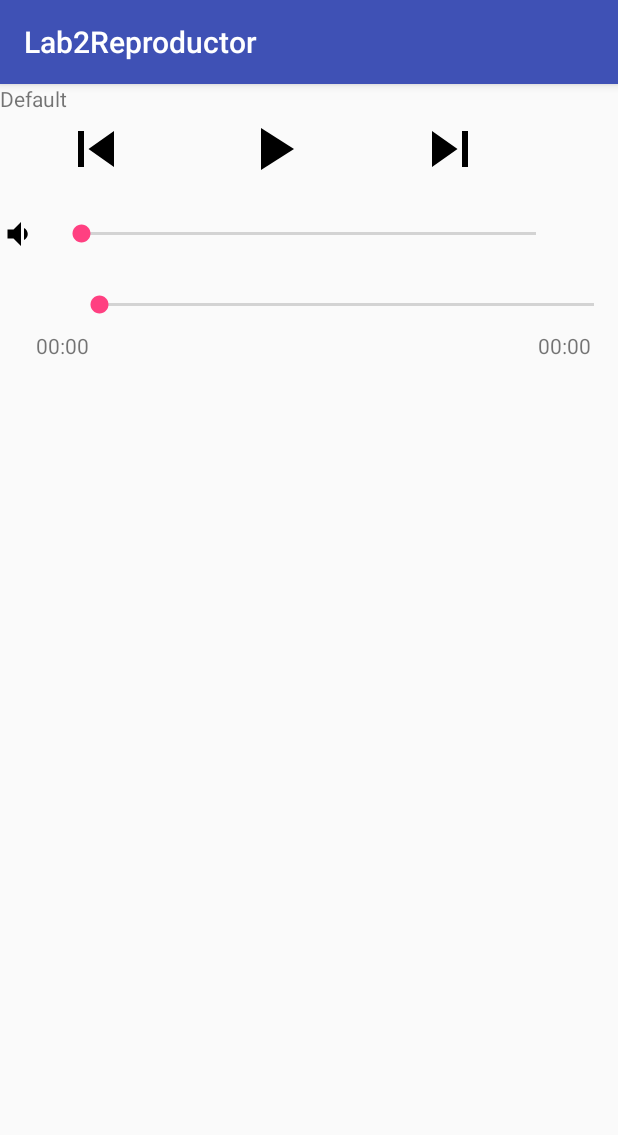
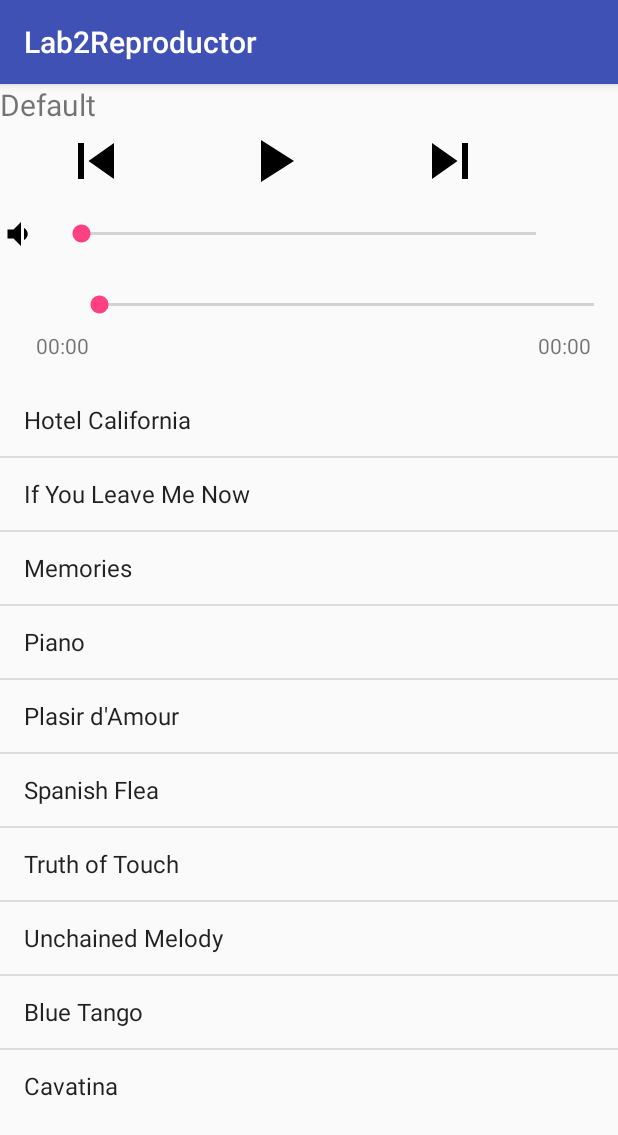
Before and after one commit to josuecm13/Lab2Reproductor, an Android app: the screen it shows after launch (MainActivity), on a phone screen of 412 x 824 dp. Shown: the top 1135 px of the screen. Run offline under Robolectric (Android 15) with nearby library versions, the phone set to English and light mode, and no system bars.

Commit message:
reproductor funcional

```diff
--- a/app/src/main/java/labs/desarrollo/com/lab2reproductor/MainActivity.java
+++ b/app/src/main/java/labs/desarrollo/com/lab2reproductor/MainActivity.java
@@ -1,36 +1,103 @@
 package labs.desarrollo.com.lab2reproductor;
 
+import android.annotation.SuppressLint;
+import android.content.Context;
+import android.media.AudioManager;
+import android.media.MediaPlayer;
 import android.support.v7.app.AppCompatActivity;
 import android.os.Bundle;
 import android.view.View;
+import android.widget.AdapterView;
+import android.widget.ArrayAdapter;
+import android.widget.ImageView;
+import android.widget.ListView;
 import android.widget.SeekBar;
+import android.widget.TextView;
 
-//TODO: implementar metodos
-//TODO: AudioManager, MediaManager, Runnables, SetOnSeekBarChange
-//TODO: ArrayAdapter, onItemClicked
+import java.util.Timer;
+import java.util.TimerTask;
 
 public class MainActivity extends AppCompatActivity {
 
     SeekBar volumeSeekBar;
     SeekBar progressSeekBar;
-    String songName;
-    String progress;
-    String progressLeft;
+    int songDuration;
+    int prgrss;
+    boolean isPlaying;
+    ListView listView;
+    TextView progressTextView;
+    TextView progressLeftTextView;
+    MediaPlayer mediaPlayer;
+    AudioManager audioManager;
+    int currentSong;
+
+    final String[] songNames = {"Hotel California",
+            "If You Leave Me Now",
+            "Memories",
+            "Piano",
+            "Plasir d'Amour",
+            "Spanish Flea",
+            "Truth of Touch",
+            "Unchained Melody",
+            "Blue Tango",
+            "Cavatina"};
+
+    final int[] songIds = {R.raw.m1,
+            R.raw.m2,
+            R.raw.m3,
+            R.raw.m4,
+            R.raw.m5,
+            R.raw.m6,
+            R.raw.m7,
+            R.raw.m8,
+            R.raw.m9,
+            R.raw.m10};
 
     @Override
     protected void onCreate(Bundle savedInstanceState) {
         super.onCreate(savedInstanceState);
         setContentView(R.layout.activity_main);
 
+        currentSong = 0;
+        mediaPlayer = MediaPlayer.create(this, songIds[currentSong]);
+        isPlaying = false;
+
+        progressTextView = findViewById(R.id.text_view_progress);
+        progressLeftTextView = findViewById(R.id.text_view_progress_left);
+
+
+        //Listview
+        listView = findViewById(R.id.list_view_songs);
+        ArrayAdapter<String> adapter = new ArrayAdapter<String>(this, android.R.layout.simple_list_item_1, songNames);
+        listView.setAdapter(adapter);
+        listView.setOnItemClickListener(new AdapterView.OnItemClickListener() {
+            @Override
+            public void onItemClick(AdapterView<?> parent, View view, int position, long id) {
+                currentSong = position;
+                isPlaying = false;
+                mediaPlayer.reset();
+                mediaPlayer = MediaPlayer.create(getApplicationContext(), songIds[currentSong]);
+                setSongInfo(songNames[position]);
+                songDuration = mediaPlayer.getDuration();
+                prgrss = mediaPlayer.getCurrentPosition();
+                progressSeekBar.setMax(songDuration);
+                progressSeekBar.setProgress(prgrss);
+                playSong(view);
+            }
+        });
+
+        //Volume
         volumeSeekBar = findViewById(R.id.seek_bar_volume);
-        progressSeekBar = findViewById(R.id.seek_bar_progress);
+        audioManager = (AudioManager)getSystemService(Context.AUDIO_SERVICE);
+        int maxVolume = audioManager.getStreamMaxVolume(AudioManager.STREAM_MUSIC);
+        int currentVolume = audioManager.getStreamVolume(AudioManager.STREAM_MUSIC);
+        volumeSeekBar.setMax(maxVolume);
+        volumeSeekBar.setProgress(currentVolume);
 
         volumeSeekBar.setOnSeekBarChangeListener(new SeekBar.OnSeekBarChangeListener() {
             @Override
             public void onProgressChanged(SeekBar seekBar, int progress, boolean fromUser) {
-                if(fromUser){
-
-                }
+                audioManager.setStreamVolume(AudioManager.STREAM_MUSIC, progress, 0);
             }
 
             @Override
@@ -44,17 +111,108 @@ public class MainActivity extends AppCompatActivity {
             }
         });
 
+
+        //Progress
+        progressSeekBar = findViewById(R.id.seek_bar_progress);
+        songDuration = mediaPlayer.getDuration();
+        prgrss = mediaPlayer.getCurrentPosition();
+
+        progressSeekBar.setMax(songDuration);
+        progressSeekBar.setProgress(prgrss);
+
+        progressSeekBar.setOnSeekBarChangeListener(new SeekBar.OnSeekBarChangeListener() {
+            @SuppressLint("DefaultLocale")
+            @Override
+            public void onProgressChanged(SeekBar seekBar, int progress, boolean fromUser) {
+                if(fromUser){
+                    mediaPlayer.seekTo(progress);
+                }
+                int minutes = (progress/1000)/60;
+                int seconds = (progress/1000)%60;
+
+                int minutesLeft = ((songDuration - progress)/1000)/60;
+                int secondsLeft = ((songDuration - progress)/1000)%60;
+
+                progressTextView.setText(String.format("%02d", minutes) + ":" + String.format("%02d", seconds));
+                progressLeftTextView.setText(String.format("%02d", minutesLeft) + ":" + String.format("%02d", secondsLeft));
+
+
+            }
+
+
+
+            @Override
+            public void onStartTrackingTouch(SeekBar seekBar) {
+
+            }
+
+            @Override
+            public void onStopTrackingTouch(SeekBar seekBar) {
+
+            }
+        });
+
+        new Timer().scheduleAtFixedRate(new TimerTask() {
+            @Override
+            public void run() {
+                progressSeekBar.setProgress(mediaPlayer.getCurrentPosition());
+            }}, 0, 1000
+        );
+
     }
 
     public void previous_song(View view) {
-        //
+        if (currentSong == 0)
+            currentSong = 9;
+        else
+            currentSong = (--currentSong)%songIds.length;
+        isPlaying = false;
+        setSongInfo(songNames[currentSong]);
+        mediaPlayer.reset();
+        mediaPlayer = MediaPlayer.create(getApplicationContext(), songIds[currentSong]);
+        songDuration = mediaPlayer.getDuration();
+        prgrss = mediaPlayer.getCurrentPosition();
+        progressSeekBar.setMax(songDuration);
+        progressSeekBar.setProgress(prgrss);
+        playSong(view);
     }
 
     public void playSong(View view) {
         //
+        if(isPlaying){
+            ((ImageView) findViewById(R.id.button_play_song)).setImageResource(R.drawable.ic_play_arrow_black_24dp);
+            //pausa
+            mediaPlayer.pause();
+        }else{
+            ((ImageView) findViewById(R.id.button_play_song)).setImageResource(R.drawable.ic_pause_black_24dp);
+            //play
+            mediaPlayer.start();
+        }
+        isPlaying = !isPlaying;
     }
 
     public void nextSong(View view) {
-        //
+        currentSong = (++currentSong)%songIds.length;
+        isPlaying = false;
+        setSongInfo(songNames[currentSong]);
+        mediaPlayer.reset();
+        mediaPlayer = MediaPlayer.create(getApplicationContext(), songIds[currentSong]);
+        songDuration = mediaPlayer.getDuration();
+        prgrss = mediaPlayer.getCurrentPosition();
+        progressSeekBar.setMax(songDuration);
+        progressSeekBar.setProgress(prgrss);
+        playSong(view);
     }
+
+
+    public void setSongInfo(String songName){
+        ((TextView) findViewById(R.id.text_view_song_name)).setText(songName);
+    }
+
+    @Override
+    public void onDestroy() {
+        super.onDestroy();
+        mediaPlayer.release();
+    }
+
 }
--- /dev/null
+++ b/app/src/main/res/drawable/ic_pause_black_24dp.xml
@@ -0,0 +1,9 @@
+<vector xmlns:android="http://schemas.android.com/apk/res/android"
+        android:width="24dp"
+        android:height="24dp"
+        android:viewportWidth="24.0"
+        android:viewportHeight="24.0">
+    <path
+        android:fillColor="#FF000000"
+        android:pathData="M6,19h4L10,5L6,5v14zM14,5v14h4L18,5h-4z"/>
+</vector>
--- a/app/src/main/res/layout/activity_main.xml
+++ b/app/src/main/res/layout/activity_main.xml
@@ -22,14 +22,16 @@
 
             <LinearLayout
                 android:id="@+id/linear_song_name"
-                android:layout_width="match_parent"
+                android:layout_width="wrap_content"
                 android:layout_height="wrap_content">
 
                 <TextView
                     android:id="@+id/text_view_song_name"
                     android:layout_width="wrap_content"
                     android:layout_height="wrap_content"
-                    android:text="Default" />
+                    android:text="Default"
+                    android:textSize="20sp"
+                    android:scrollHorizontally="true"/>
 
             </LinearLayout>
 
@@ -40,6 +42,7 @@
                 android:layout_below="@+id/linear_song_name">
 
                 <ImageView
+                    android:id="@+id/button_previous_song"
                     android:layout_width="48dp"
                     android:layout_height="48dp"
                     android:layout_marginLeft="40dp"
@@ -47,6 +50,7 @@
                     android:onClick="previous_song"/>
 
                 <ImageView
+                    android:id="@+id/button_play_song"
                     android:layout_width="48dp"
                     android:layout_height="48dp"
                     android:layout_marginLeft="70dp"
@@ -54,6 +58,7 @@
                     android:onClick="playSong"/>
 
                 <ImageView
+                    android:id="@+id/button_next_song"
                     android:layout_width="48dp"
                     android:layout_height="48dp"
                     android:layout_marginLeft="70dp"
@@ -71,7 +76,7 @@
                 android:src="@drawable/ic_volume_down_black_24dp" />
 
             <SeekBar
-                android:id="@+id/seek_bar_volume"
+                android:id="@+id/seek_bar_progress"
                 android:layout_width="362dp"
                 android:layout_height="15dp"
                 android:layout_alignParentBottom="true"
@@ -88,7 +93,7 @@
                 android:text="00:00" />
 
             <SeekBar
-                android:id="@+id/seek_bar_progress"
+                android:id="@+id/seek_bar_volume"
                 android:layout_width="335dp"
                 android:layout_height="15dp"
                 android:layout_alignParentStart="true"
```
Also changed, not shown: 16 other files.
